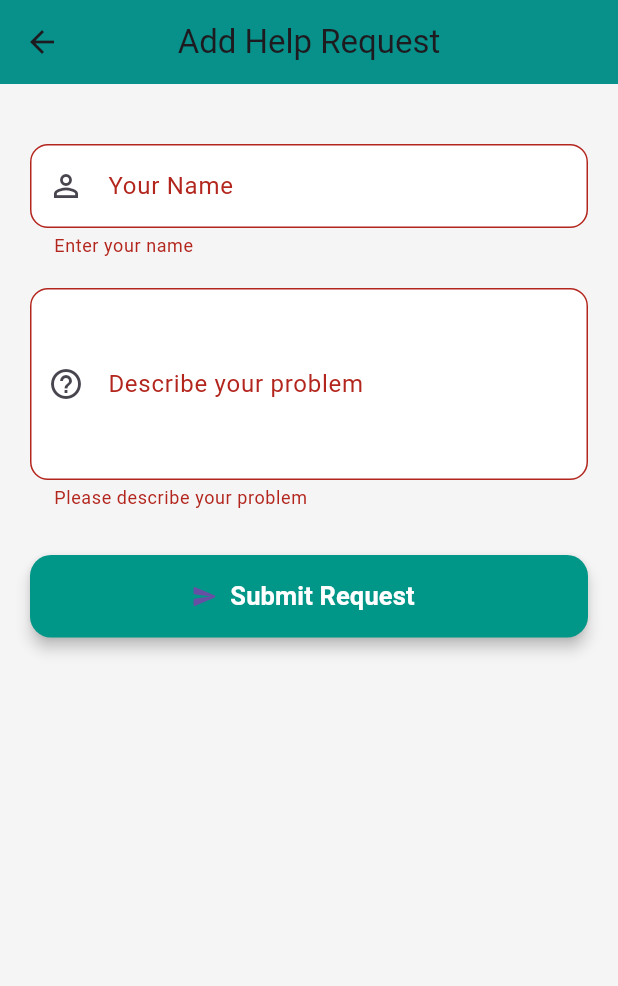
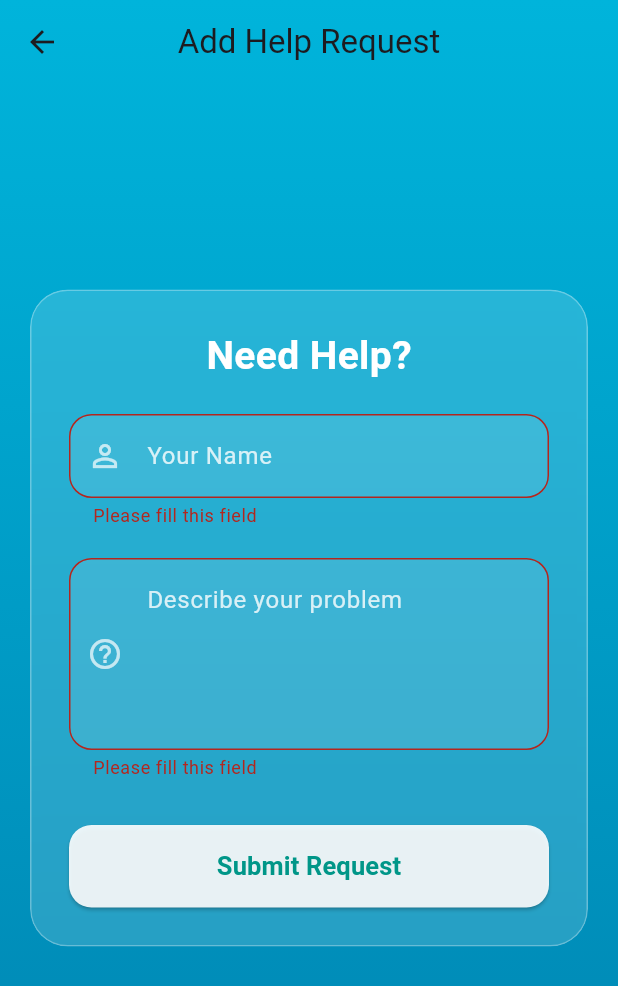
Before and after one commit to muhammadhassanmahar/Nearby-Helper-App, a Flutter app: the AddRequestScreen screen opened directly, after a tap on "Submit Request", on a phone screen of 412 x 824 dp. Shown: the top 986 px of the screen. Run offline on Flutter 3.47's test engine with Material 3 defaults, Android fonts, the phone set to English and light mode, and no system bars; network calls fail.

Commit message:
Update: Nearby Helper App improvements

```diff
--- a/lib/screens/add_request_screen.dart
+++ b/lib/screens/add_request_screen.dart
@@ -1,3 +1,4 @@
+import 'dart:ui';
 import 'package:flutter/material.dart';
 import 'package:nearby_helper_app/services/api_service.dart';
 
@@ -8,18 +9,32 @@ class AddRequestScreen extends StatefulWidget {
   State<AddRequestScreen> createState() => _AddRequestScreenState();
 }
 
-class _AddRequestScreenState extends State<AddRequestScreen> {
+class _AddRequestScreenState extends State<AddRequestScreen>
+    with SingleTickerProviderStateMixin {
   final _formKey = GlobalKey<FormState>();
   final TextEditingController _nameController = TextEditingController();
   final TextEditingController _descController = TextEditingController();
   bool isLoading = false;
+  late AnimationController _controller;
+  late Animation<double> _scaleAnimation;
+
+  @override
+  void initState() {
+    super.initState();
+    _controller =
+        AnimationController(vsync: this, duration: const Duration(milliseconds: 300));
+    _scaleAnimation = Tween<double>(begin: 1.0, end: 0.95).animate(
+      CurvedAnimation(parent: _controller, curve: Curves.easeInOut),
+    );
+  }
 
   Future<void> _submitRequest() async {
     if (!_formKey.currentState!.validate()) return;
 
     setState(() => isLoading = true);
+    _controller.forward();
+
     try {
-      // ✅ Send data as Map (not 2 separate strings)
       final requestData = {
         'name': _nameController.text.trim(),
         'description': _descController.text.trim(),
@@ -28,97 +43,135 @@ class _AddRequestScreenState extends State<AddRequestScreen> {
       await ApiService.addRequest(requestData);
 
       if (!mounted) return;
-      ScaffoldMessenger.of(context).showSnackBar(
-        const SnackBar(content: Text("Request submitted successfully")),
+      showDialog(
+        context: context,
+        builder: (_) => AlertDialog(
+          shape: RoundedRectangleBorder(borderRadius: BorderRadius.circular(20)),
+          title: const Text("✅ Success!"),
+          content: const Text("Your help request was submitted successfully."),
+          actions: [
+            TextButton(
+              onPressed: () {
+                Navigator.pop(context);
+                Navigator.pop(context, true);
+              },
+              child: const Text("OK"),
+            ),
+          ],
+        ),
       );
-      Navigator.pop(context, true);
     } catch (e) {
       if (!mounted) return;
       ScaffoldMessenger.of(context).showSnackBar(
         SnackBar(content: Text("Error: ${e.toString()}")),
       );
     } finally {
-      if (mounted) setState(() => isLoading = false);
+      if (mounted) {
+        _controller.reverse();
+        setState(() => isLoading = false);
       }
+    }
+  }
+
+  @override
+  void dispose() {
+    _controller.dispose();
+    _nameController.dispose();
+    _descController.dispose();
+    super.dispose();
   }
 
   @override
   Widget build(BuildContext context) {
     return Scaffold(
-      backgroundColor: Colors.grey[100],
+      extendBodyBehindAppBar: true,
       appBar: AppBar(
         title: const Text("Add Help Request"),
-        backgroundColor: Colors.teal,
         centerTitle: true,
-        elevation: 2,
+        backgroundColor: Colors.transparent,
+        elevation: 0,
       ),
-      body: SingleChildScrollView(
+      body: Stack(
+        children: [
+          // Background gradient
+          Container(
+            decoration: const BoxDecoration(
+              gradient: LinearGradient(
+                colors: [Color(0xFF00B4DB), Color(0xFF0083B0)],
+                begin: Alignment.topCenter,
+                end: Alignment.bottomCenter,
+              ),
+            ),
+          ),
+
+          // Glassmorphism form container
+          Center(
+            child: Padding(
               padding: const EdgeInsets.all(20),
+              child: ClipRRect(
+                borderRadius: BorderRadius.circular(25),
+                child: BackdropFilter(
+                  filter: ImageFilter.blur(sigmaX: 10, sigmaY: 10),
+                  child: Container(
+                    padding: const EdgeInsets.all(25),
+                    decoration: BoxDecoration(
+                      color: Colors.white.withValues(alpha: 0.15),
+                      borderRadius: BorderRadius.circular(25),
+                      border: Border.all(color: Colors.white.withValues(alpha: 0.3)),
+                    ),
                     child: Form(
                       key: _formKey,
                       child: Column(
+                        mainAxisSize: MainAxisSize.min,
                         children: [
-              const SizedBox(height: 20),
-              TextFormField(
-                controller: _nameController,
-                decoration: InputDecoration(
-                  labelText: "Your Name",
-                  filled: true,
-                  fillColor: Colors.white,
-                  border: OutlineInputBorder(
-                    borderRadius: BorderRadius.circular(12),
+                          const Text(
+                            "Need Help?",
+                            style: TextStyle(
+                              fontSize: 26,
+                              fontWeight: FontWeight.bold,
+                              color: Colors.white,
                             ),
-                  prefixIcon: const Icon(Icons.person_outline),
-                ),
-                validator: (value) =>
-                    value == null || value.isEmpty ? 'Enter your name' : null,
                           ),
                           const SizedBox(height: 20),
-              TextFormField(
+                          _buildTextField(
+                            controller: _nameController,
+                            hint: "Your Name",
+                            icon: Icons.person_outline,
+                          ),
+                          const SizedBox(height: 20),
+                          _buildTextField(
                             controller: _descController,
-                decoration: InputDecoration(
-                  labelText: "Describe your problem",
-                  filled: true,
-                  fillColor: Colors.white,
-                  border: OutlineInputBorder(
-                    borderRadius: BorderRadius.circular(12),
-                  ),
-                  prefixIcon: const Icon(Icons.help_outline),
-                ),
+                            hint: "Describe your problem",
+                            icon: Icons.help_outline,
                             maxLines: 4,
-                validator: (value) => value == null || value.isEmpty
-                    ? 'Please describe your problem'
-                    : null,
                           ),
                           const SizedBox(height: 30),
-              SizedBox(
+
+                          ScaleTransition(
+                            scale: _scaleAnimation,
+                            child: SizedBox(
                               width: double.infinity,
                               height: 55,
-                child: ElevatedButton.icon(
+                              child: ElevatedButton(
                                 onPressed: isLoading ? null : _submitRequest,
                                 style: ElevatedButton.styleFrom(
-                    backgroundColor: Colors.teal,
+                                  backgroundColor: Colors.white.withValues(alpha: 0.9),
                                   shape: RoundedRectangleBorder(
-                      borderRadius: BorderRadius.circular(14),
+                                    borderRadius: BorderRadius.circular(15),
                                   ),
-                    elevation: 4,
                                 ),
-                  icon: const Icon(Icons.send_rounded),
-                  label: isLoading
-                      ? const SizedBox(
-                          height: 22,
-                          width: 22,
-                          child: CircularProgressIndicator(
-                            strokeWidth: 2.5,
-                            color: Colors.white,
-                          ),
+                                child: isLoading
+                                    ? const CircularProgressIndicator(
+                                        strokeWidth: 3,
+                                        color: Colors.teal,
                                       )
                                     : const Text(
                                         "Submit Request",
                                         style: TextStyle(
                                           fontSize: 17,
+                                          color: Colors.teal,
                                           fontWeight: FontWeight.bold,
-                            color: Colors.white,
+                                        ),
                                       ),
                               ),
                             ),
@@ -127,6 +180,46 @@ class _AddRequestScreenState extends State<AddRequestScreen> {
                       ),
                     ),
                   ),
+                ),
+              ),
+            ),
+          ),
+        ],
+      ),
+    );
+  }
+
+  Widget _buildTextField({
+    required TextEditingController controller,
+    required String hint,
+    required IconData icon,
+    int maxLines = 1,
+  }) {
+    return TextFormField(
+      controller: controller,
+      maxLines: maxLines,
+      validator: (value) =>
+          value == null || value.isEmpty ? 'Please fill this field' : null,
+      style: const TextStyle(color: Colors.white, fontSize: 16),
+      decoration: InputDecoration(
+        hintText: hint,
+        hintStyle: TextStyle(color: Colors.white.withValues(alpha: 0.8)),
+        filled: true,
+        fillColor: Colors.white.withValues(alpha: 0.1),
+        prefixIcon: Icon(icon, color: Colors.white70),
+        border: OutlineInputBorder(
+          borderRadius: BorderRadius.circular(15),
+          borderSide: BorderSide(color: Colors.white.withValues(alpha: 0.3)),
+        ),
+        enabledBorder: OutlineInputBorder(
+          borderRadius: BorderRadius.circular(15),
+          borderSide: BorderSide(color: Colors.white.withValues(alpha: 0.3)),
+        ),
+        focusedBorder: const OutlineInputBorder(
+          borderRadius: BorderRadius.all(Radius.circular(15)),
+          borderSide: BorderSide(color: Colors.white),
+        ),
+      ),
     );
   }
 }
```
Lines whose indentation alone changed are shown as unchanged.
